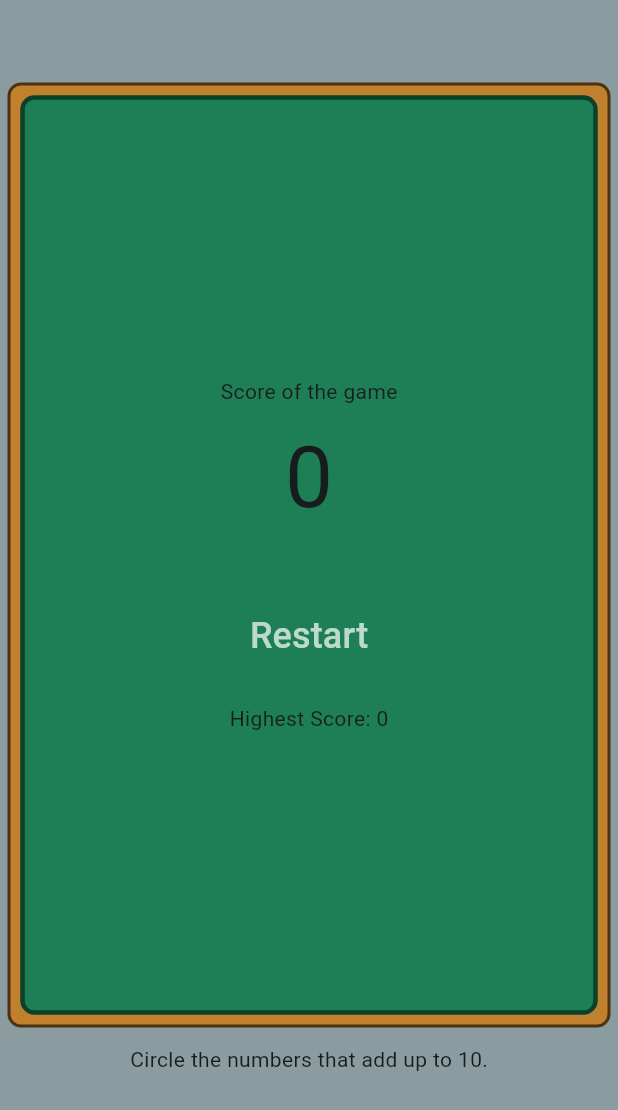
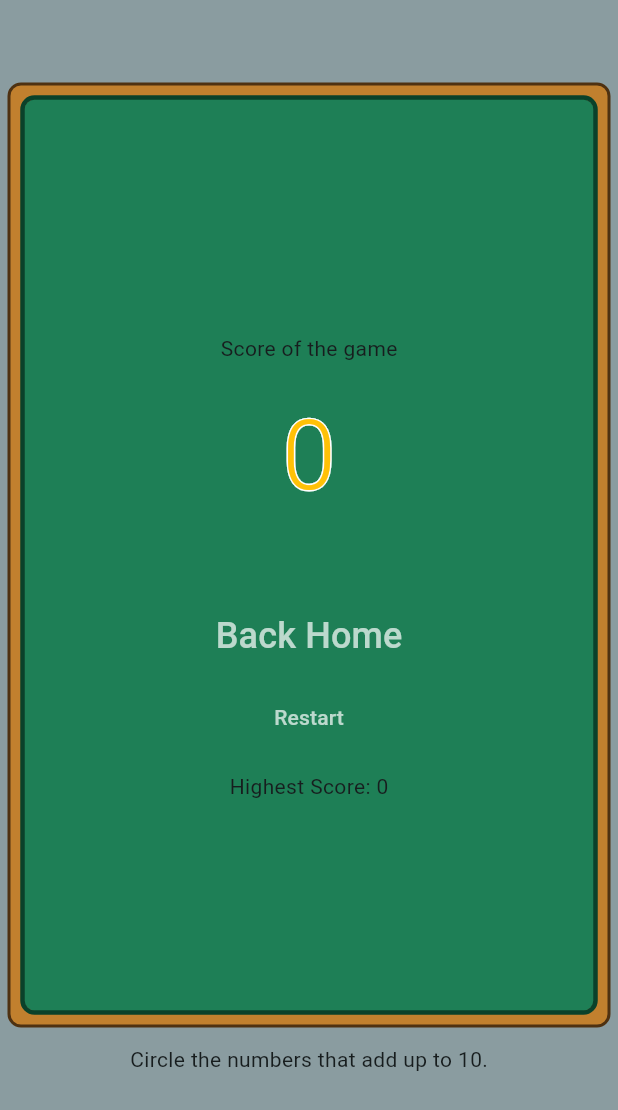
Before and after one commit to ChenCoin/Catfish, a Flutter app: the screen it shows after launch, after a tap on "Start Game", after a tap on "End", on a phone screen of 412 x 824 dp. Shown: the top 1110 px of the screen. Run offline on Flutter 3.47's test engine with Material 3 defaults, Android fonts, the phone set to English and light mode, and no system bars; our stand-ins replace shared_preferences; missing offline and left inert: dart:html; generated files the repository leaves out were written again.

Commit message:
make it better

```diff
--- a/lib/l10n/app_en.arb
+++ b/lib/l10n/app_en.arb
@@ -4,6 +4,7 @@
   "startGame": "Start Game",
   "endGame": "End",
   "restartGame": "Restart",
+  "backHome": "Back Home",
   "score": "SCORE",
   "highestScore": "Highest Score",
   "remainingTime": "Remaining Time",
--- a/lib/l10n/intl_zh.arb
+++ b/lib/l10n/intl_zh.arb
@@ -3,6 +3,7 @@
     "title": "学前班开班",
     "endGame": "结束",
     "restartGame": "重新开始",
+    "backHome": "回到首页",
     "score": "分数",
     "highestScore": "最高分",
     "remainingTime": "剩余时间",
--- a/lib/main.dart
+++ b/lib/main.dart
@@ -74,6 +74,14 @@ class _MyHomePageState extends State<MyHomePage> {
     }
   }
 
+  void _onBackHomeBtnTap() {
+    if (data.gameState == 2) {
+      setState(() {
+        data.gameState = 0;
+      });
+    }
+  }
+
   void _onScoreChanged() {
     setState(() {});
   }
@@ -134,8 +142,8 @@ class _MyHomePageState extends State<MyHomePage> {
                       data: data,
                     ),
                   ),
-                if (data.gameState == 0 || data.gameState == 2)
-                  menuPanel(context),
+                if (data.gameState == 0) mainPanel(context),
+                if (data.gameState == 2) menuPanel(context),
               ],
             ),
             SizedBox(
@@ -163,12 +171,6 @@ class _MyHomePageState extends State<MyHomePage> {
         ),
       ),
     );
-  }
-
-  String _btnLabel(BuildContext context) {
-    final String gameStart = AppLocalizations.of(context)!.startGame;
-    final String gameRestart = AppLocalizations.of(context)!.restartGame;
-    return data.gameState == 0 ? gameStart : gameRestart;
   }
 
   String _scoreLabel(BuildContext context) {
@@ -212,25 +214,33 @@ class _MyHomePageState extends State<MyHomePage> {
     );
   }
 
-  Widget menuPanel(BuildContext context) {
+  Widget mainPanel(BuildContext context) {
     var highestScoreText = AppLocalizations.of(context)!.highestScore;
-    var scoreNow = AppLocalizations.of(context)!.scoreNow;
     return Column(
       mainAxisAlignment: MainAxisAlignment.center,
       children: [
-        if (data.gameState == 2) ...[
-          Padding(
-            padding: const EdgeInsets.all(16),
-            child: Text(
-              scoreNow,
-              style: Theme.of(context).textTheme.bodyMedium,
+        Stack(
+          alignment: Alignment.center,
+          children: [
+            Text(
+              AppLocalizations.of(context)!.title,
+              style: TextStyle(
+                  fontSize: 54,
+                  fontWeight: FontWeight.bold,
+                  foreground: Paint()
+                    ..style = PaintingStyle.stroke
+                    ..strokeWidth = 6
+                    ..color = Colors.white),
             ),
-          ),
-          Text(
-            '${data.score}',
-            style: Theme.of(context).textTheme.displayLarge,
-          ),
-        ],
+            Text(
+              AppLocalizations.of(context)!.title,
+              style: const TextStyle(
+                  color: Colors.amber,
+                  fontSize: 54,
+                  fontWeight: FontWeight.bold),
+            ),
+          ],
+        ),
         const Padding(padding: EdgeInsets.all(24)),
         TextButton(
           onPressed: () => _onBtnTap(),
@@ -239,7 +249,7 @@ class _MyHomePageState extends State<MyHomePage> {
           child: Padding(
             padding: const EdgeInsets.only(bottom: 4),
             child: Text(
-              _btnLabel(context),
+              AppLocalizations.of(context)!.startGame,
               style: const TextStyle(
                 fontSize: 24,
                 color: Colors.white70,
@@ -257,4 +267,78 @@ class _MyHomePageState extends State<MyHomePage> {
       ],
     );
   }
+
+  Widget menuPanel(BuildContext context) {
+    var highestScoreText = AppLocalizations.of(context)!.highestScore;
+    var scoreNow = AppLocalizations.of(context)!.scoreNow;
+    return Column(
+      mainAxisAlignment: MainAxisAlignment.center,
+      children: [
+        Padding(
+          padding: const EdgeInsets.all(16),
+          child: Text(
+            scoreNow,
+            style: Theme.of(context).textTheme.bodyMedium,
+          ),
+        ),
+        Stack(
+          alignment: Alignment.center,
+          children: [
+            Text(
+              '${data.score}',
+              style: TextStyle(
+                  fontSize: 64,
+                  fontWeight: FontWeight.w300,
+                  foreground: Paint()
+                    ..style = PaintingStyle.stroke
+                    ..strokeWidth = 2
+                    ..color = Colors.white),
+            ),
+            Text(
+              '${data.score}',
+              style: const TextStyle(
+                  color: Colors.amber,
+                  fontSize: 64,
+                  fontWeight: FontWeight.w300),
+            ),
+          ],
+        ),
+        const Padding(padding: EdgeInsets.all(24)),
+        TextButton(
+          onPressed: () => _onBackHomeBtnTap(),
+          style: ButtonStyle(
+              minimumSize: MaterialStateProperty.all(const Size(200, 54))),
+          child: Padding(
+            padding: const EdgeInsets.only(bottom: 2),
+            child: Text(
+              AppLocalizations.of(context)!.backHome,
+              style: const TextStyle(
+                fontSize: 24,
+                color: Colors.white70,
+              ),
+            ),
+          ),
+        ),
+        TextButton(
+          onPressed: () => _onBtnTap(),
+          style: ButtonStyle(
+              minimumSize: MaterialStateProperty.all(const Size(200, 54))),
+          child: Padding(
+            padding: const EdgeInsets.only(bottom: 2),
+            child: Text(
+              AppLocalizations.of(context)!.restartGame,
+              style: const TextStyle(
+                color: Colors.white70,
+              ),
+            ),
+          ),
+        ),
+        const Padding(padding: EdgeInsets.all(4)),
+        Text(
+          '$highestScoreText: ${data.highestScore}',
+          style: Theme.of(context).textTheme.bodyMedium,
+        )
+      ],
+    );
+  }
 }
```
Also changed, not shown: 1 other file.
